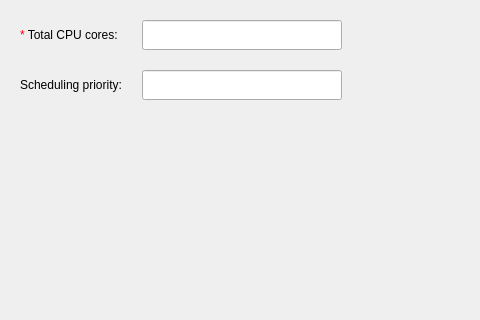
Above: src/pages/container/base-configuration/cpu-conf-tab.ui from openeuler-mirror/ks-scmc-gui before the change; both pictures show x 0 to 480 and y 0 to 320 of the 645 by 427 pixel window. Below: the same form after it.
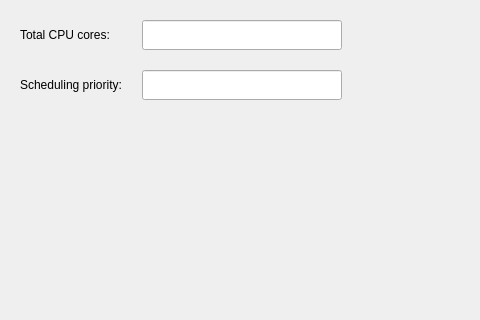
That is the form after the change.

What changed in the file:
```diff
--- a/src/pages/container/base-configuration/cpu-conf-tab.ui
+++ b/src/pages/container/base-configuration/cpu-conf-tab.ui
@@ -72,7 +72,7 @@
      <item row="0" column="0">
       <widget class="QLabel" name="label">
        <property name="text">
-        <string>&lt;font color=red&gt;*&lt;/font&gt; Total CPU cores:</string>
+        <string>Total CPU cores:</string>
        </property>
       </widget>
      </item>
```
